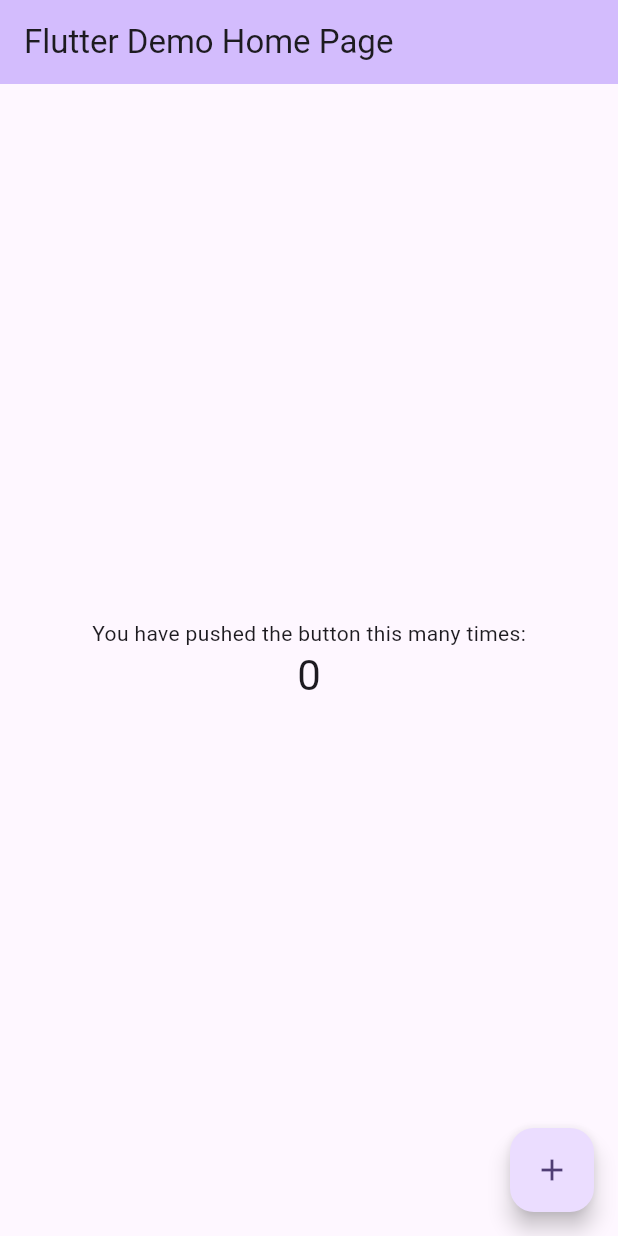
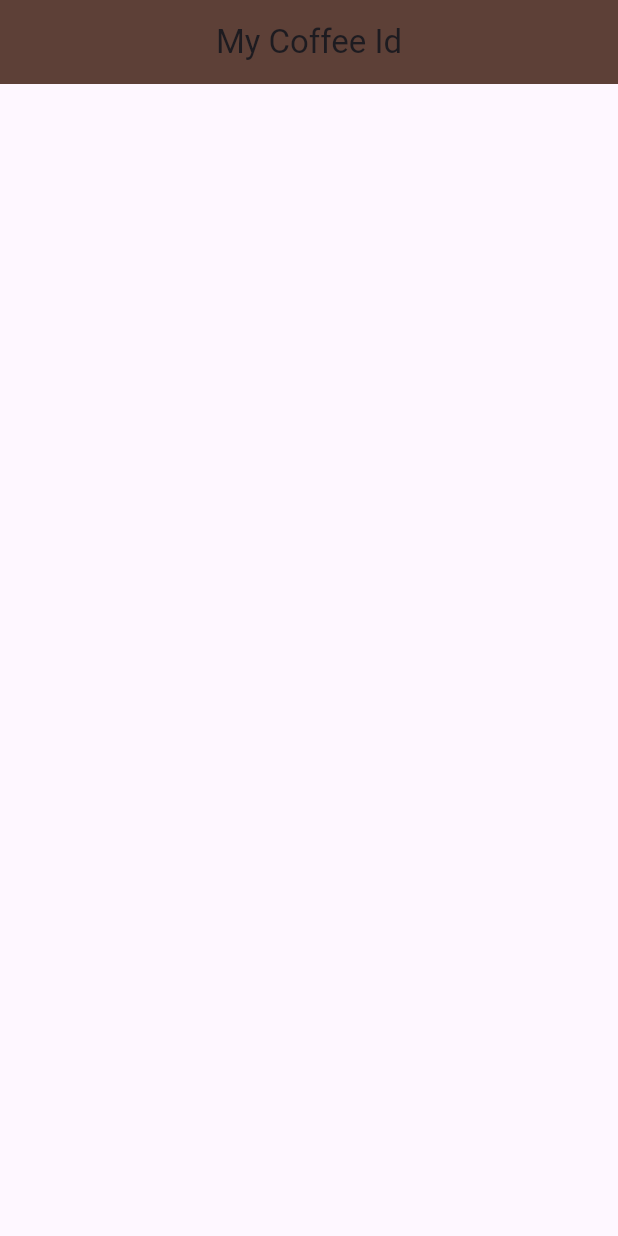
Before and after one commit to prime-infinity/coffee_card_flutter, a Flutter app: the screen it shows after launch, on a phone screen of 412 x 824 dp. Run offline on Flutter 3.47's test engine with Material 3 defaults, Android fonts, the phone set to English and light mode, and no system bars.

Commit message:
added appbar to scaffold

```diff
--- a/lib/main.dart
+++ b/lib/main.dart
@@ -1,125 +1,12 @@
 import 'package:flutter/material.dart';
 
 void main() {
-  runApp(const MyApp());
+  runApp(MaterialApp(
+      home: Scaffold(
+    appBar: AppBar(
+      title: const Text("My Coffee Id"),
+      backgroundColor: Colors.brown[700],
+      centerTitle: true,
+    ),
+  )));
 }
-
-class MyApp extends StatelessWidget {
-  const MyApp({super.key});
-
-  // This widget is the root of your application.
-  @override
-  Widget build(BuildContext context) {
-    return MaterialApp(
-      title: 'Flutter Demo',
-      theme: ThemeData(
-        // This is the theme of your application.
-        //
-        // TRY THIS: Try running your application with "flutter run". You'll see
-        // the application has a purple toolbar. Then, without quitting the app,
-        // try changing the seedColor in the colorScheme below to Colors.green
-        // and then invoke "hot reload" (save your changes or press the "hot
-        // reload" button in a Flutter-supported IDE, or press "r" if you used
-        // the command line to start the app).
-        //
-        // Notice that the counter didn't reset back to zero; the application
-        // state is not lost during the reload. To reset the state, use hot
-        // restart instead.
-        //
-        // This works for code too, not just values: Most code changes can be
-        // tested with just a hot reload.
-        colorScheme: ColorScheme.fromSeed(seedColor: Colors.deepPurple),
-        useMaterial3: true,
-      ),
-      home: const MyHomePage(title: 'Flutter Demo Home Page'),
-    );
-  }
-}
-
-class MyHomePage extends StatefulWidget {
-  const MyHomePage({super.key, required this.title});
-
-  // This widget is the home page of your application. It is stateful, meaning
-  // that it has a State object (defined below) that contains fields that affect
-  // how it looks.
-
-  // This class is the configuration for the state. It holds the values (in this
-  // case the title) provided by the parent (in this case the App widget) and
-  // used by the build method of the State. Fields in a Widget subclass are
-  // always marked "final".
-
-  final String title;
-
-  @override
-  State<MyHomePage> createState() => _MyHomePageState();
-}
-
-class _MyHomePageState extends State<MyHomePage> {
-  int _counter = 0;
-
-  void _incrementCounter() {
-    setState(() {
-      // This call to setState tells the Flutter framework that something has
-      // changed in this State, which causes it to rerun the build method below
-      // so that the display can reflect the updated values. If we changed
-      // _counter without calling setState(), then the build method would not be
-      // called again, and so nothing would appear to happen.
-      _counter++;
-    });
-  }
-
-  @override
-  Widget build(BuildContext context) {
-    // This method is rerun every time setState is called, for instance as done
-    // by the _incrementCounter method above.
-    //
-    // The Flutter framework has been optimized to make rerunning build methods
-    // fast, so that you can just rebuild anything that needs updating rather
-    // than having to individually change instances of widgets.
-    return Scaffold(
-      appBar: AppBar(
-        // TRY THIS: Try changing the color here to a specific color (to
-        // Colors.amber, perhaps?) and trigger a hot reload to see the AppBar
-        // change color while the other colors stay the same.
-        backgroundColor: Theme.of(context).colorScheme.inversePrimary,
-        // Here we take the value from the MyHomePage object that was created by
-        // the App.build method, and use it to set our appbar title.
-        title: Text(widget.title),
-      ),
-      body: Center(
-        // Center is a layout widget. It takes a single child and positions it
-        // in the middle of the parent.
-        child: Column(
-          // Column is also a layout widget. It takes a list of children and
-          // arranges them vertically. By default, it sizes itself to fit its
-          // children horizontally, and tries to be as tall as its parent.
-          //
-          // Column has various properties to control how it sizes itself and
-          // how it positions its children. Here we use mainAxisAlignment to
-          // center the children vertically; the main axis here is the vertical
-          // axis because Columns are vertical (the cross axis would be
-          // horizontal).
-          //
-          // TRY THIS: Invoke "debug painting" (choose the "Toggle Debug Paint"
-          // action in the IDE, or press "p" in the console), to see the
-          // wireframe for each widget.
-          mainAxisAlignment: MainAxisAlignment.center,
-          children: <Widget>[
-            const Text(
-              'You have pushed the button this many times:',
-            ),
-            Text(
-              '$_counter',
-              style: Theme.of(context).textTheme.headlineMedium,
-            ),
-          ],
-        ),
-      ),
-      floatingActionButton: FloatingActionButton(
-        onPressed: _incrementCounter,
-        tooltip: 'Increment',
-        child: const Icon(Icons.add),
-      ), // This trailing comma makes auto-formatting nicer for build methods.
-    );
-  }
-}
```
